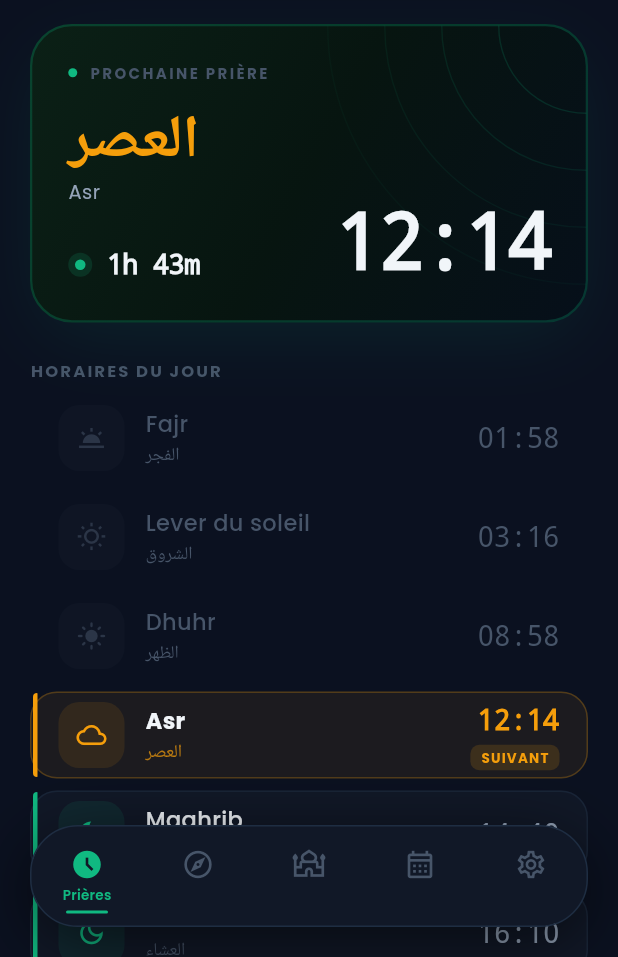
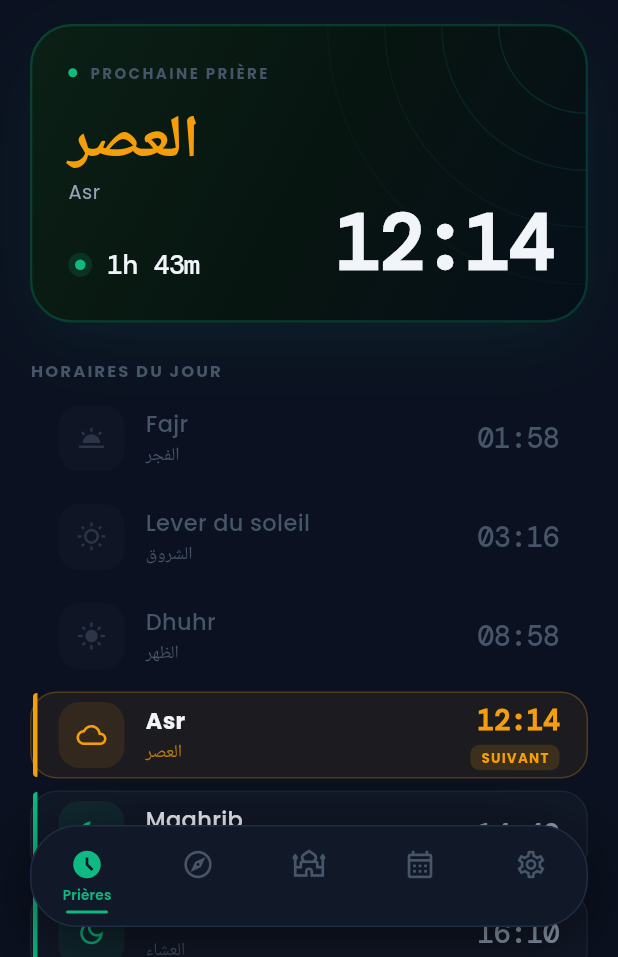
Before and after one commit to Curry-976/salah, a Flutter app: the screen it shows after launch, on a phone screen of 412 x 824 dp, the part 279-1236 px from its top. Run offline on Flutter 3.47's test engine with Material 3 defaults, Android fonts, the phone set to English and light mode, and no system bars; drawn by our look-alikes of flutter_animate; our stand-ins replace adhan, flutter_compass, flutter_local_notifications, flutter_map, geocoding, geolocator and 4 more; missing offline and left inert: flutter_qiblah; network calls fail.

Commit message:
feat: DM Mono pour tous les chiffres (heure, countdown, coordonnées)
Ajoute AppFonts.mono() dans theme.dart — wrapper GoogleFonts.dmMono()
avec paramètres typographiques optionnels.

Appliqué sur :
- NextPrayerBanner : heure 52px + countdown 18px
- PrayerList : heure de chaque prière 19px
- SettingsScreen : coordonnées GPS lat/long 11px
- QiblaScreen : degré de direction depuis le Nord 14px

Supprime tous les fontFamily: 'monospace' (font système variable).

Co-Authored-By: Claude Sonnet 4.6 <noreply@anthropic.com>

```diff
--- a/lib/screens/qibla_screen.dart
+++ b/lib/screens/qibla_screen.dart
@@ -81,7 +81,10 @@ class _QiblaCompass extends StatelessWidget {
             ),
             Text(
               '${qiblah.direction.toStringAsFixed(1)}° depuis le Nord',
-              style: Theme.of(context).textTheme.bodyMedium,
+              style: AppFonts.mono(
+                color: AppColors.textSecondary,
+                fontSize: 14,
+              ),
             ),
             const SizedBox(height: 48),
             SizedBox(
--- a/lib/screens/settings_screen.dart
+++ b/lib/screens/settings_screen.dart
@@ -145,7 +145,11 @@ class _LocationInfoCard extends StatelessWidget {
                   ),
                   Text(
                     subtitle,
-                    style: TextStyle(fontSize: 12, color: Colors.grey[600]),
+                    style: AppFonts.mono(
+                      fontSize: 11,
+                      color: AppColors.textMuted,
+                      letterSpacing: -0.2,
+                    ),
                   ),
                 ],
               ),
--- a/lib/utils/theme.dart
+++ b/lib/utils/theme.dart
@@ -35,6 +35,29 @@ class AppColors {
   static const prayerPast     = Color(0xFF475569);
   static const prayerNext     = gold;
   static const prayerUpcoming = green;
+}
+
+// ── Monospace font helper ─────────────────────────────────────────────────────
+
+class AppFonts {
+  AppFonts._();
+
+  static TextStyle mono({
+    Color? color,
+    double? fontSize,
+    FontWeight? fontWeight,
+    double? letterSpacing,
+    double? height,
+  }) =>
+      GoogleFonts.dmMono(
+        textStyle: TextStyle(
+          color: color,
+          fontSize: fontSize,
+          fontWeight: fontWeight,
+          letterSpacing: letterSpacing,
+          height: height,
+        ),
+      );
 }
 
 // ── Themes ────────────────────────────────────────────────────────────────────
--- a/lib/widgets/next_prayer_banner.dart
+++ b/lib/widgets/next_prayer_banner.dart
@@ -123,11 +123,10 @@ class NextPrayerBanner extends StatelessWidget {
                           const SizedBox(width: 10),
                           Text(
                             PrayerFormatter.formatCountdown(timeToNext),
-                            style: const TextStyle(
+                            style: AppFonts.mono(
                               color: AppColors.textPrimary,
                               fontSize: 18,
                               fontWeight: FontWeight.w600,
-                              fontFamily: 'monospace',
                               letterSpacing: -0.5,
                             ),
                           ),
@@ -144,13 +143,12 @@ class NextPrayerBanner extends StatelessWidget {
                   padding: const EdgeInsets.only(bottom: 2),
                   child: Text(
                     PrayerFormatter.formatTime(prayer.time),
-                    style: const TextStyle(
+                    style: AppFonts.mono(
                       color: AppColors.textPrimary,
                       fontSize: 52,
                       fontWeight: FontWeight.w700,
                       letterSpacing: -2.5,
                       height: 1,
-                      fontFamily: 'monospace',
                     ),
                   )
                       .animate()
--- a/lib/widgets/prayer_list.dart
+++ b/lib/widgets/prayer_list.dart
@@ -114,7 +114,7 @@ class PrayerTile extends StatelessWidget {
               children: [
                 Text(
                   PrayerFormatter.formatTime(prayer.time),
-                  style: TextStyle(
+                  style: AppFonts.mono(
                     color: prayer.isNext
                         ? AppColors.gold
                         : prayer.isPast
@@ -123,7 +123,6 @@ class PrayerTile extends StatelessWidget {
                     fontSize: 19,
                     fontWeight:
                         prayer.isNext ? FontWeight.w700 : FontWeight.w500,
-                    fontFamily: 'monospace',
                     letterSpacing: -0.5,
                   ),
                 ),
```
